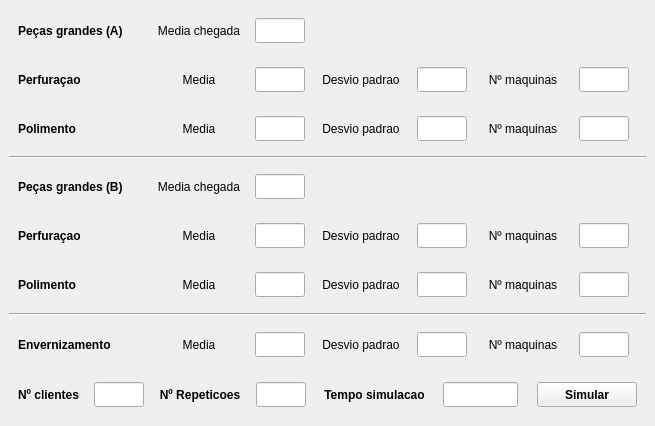
Qt form inputWindow.ui (Goamaral/SCC) before a commit.
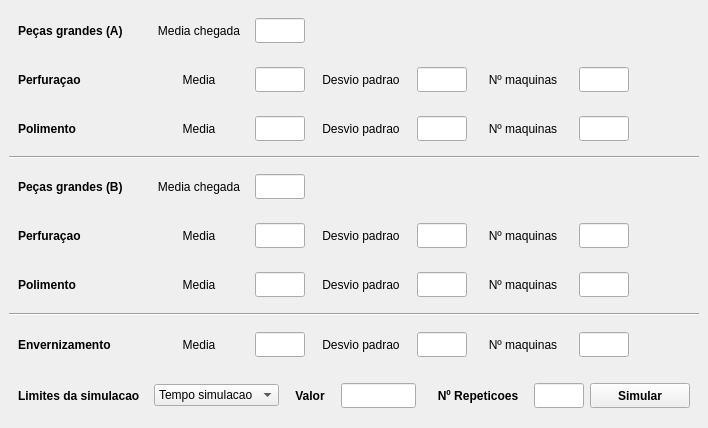
The same form after that commit.

Commit message: Added comboBox for limiting simulation

The edit to the form file:
```diff
--- a/inputWindow.ui
+++ b/inputWindow.ui
@@ -6,8 +6,8 @@
    <rect>
     <x>0</x>
     <y>0</y>
-    <width>655</width>
-    <height>426</height>
+    <width>708</width>
+    <height>428</height>
    </rect>
   </property>
   <property name="windowTitle">
@@ -1276,13 +1276,13 @@
         <widget class="QLabel" name="nameLabel_30">
          <property name="minimumSize">
           <size>
-           <width>70</width>
+           <width>130</width>
            <height>0</height>
           </size>
          </property>
          <property name="maximumSize">
           <size>
-           <width>70</width>
+           <width>130</width>
            <height>16777215</height>
           </size>
          </property>
@@ -1293,7 +1293,7 @@
           </font>
          </property>
          <property name="text">
-          <string>Nº clientes</string>
+          <string>Limites da simulacao</string>
          </property>
          <property name="alignment">
           <set>Qt::AlignLeading|Qt::AlignLeft|Qt::AlignVCenter</set>
@@ -1301,82 +1301,42 @@
         </widget>
        </item>
        <item>
-        <widget class="QLineEdit" name="nClientes">
+        <widget class="QComboBox" name="tipoLimite">
          <property name="minimumSize">
           <size>
-           <width>50</width>
-           <height>25</height>
-          </size>
-         </property>
-         <property name="maximumSize">
-          <size>
-           <width>50</width>
-           <height>25</height>
-          </size>
-         </property>
-         <property name="text">
-          <string/>
-         </property>
-        </widget>
-       </item>
-       <item>
-        <widget class="QLabel" name="nameLabel_29">
-         <property name="minimumSize">
-          <size>
-           <width>100</width>
+           <width>125</width>
            <height>0</height>
           </size>
          </property>
          <property name="maximumSize">
           <size>
-           <width>100</width>
+           <width>125</width>
            <height>16777215</height>
           </size>
          </property>
-         <property name="font">
-          <font>
-           <weight>75</weight>
-           <bold>true</bold>
-          </font>
-         </property>
-         <property name="text">
-          <string>Nº Repeticoes</string>
-         </property>
-         <property name="alignment">
-          <set>Qt::AlignCenter</set>
-         </property>
-        </widget>
-       </item>
-       <item>
-        <widget class="QLineEdit" name="nRepeticoes">
-         <property name="minimumSize">
-          <size>
-           <width>50</width>
-           <height>25</height>
-          </size>
-         </property>
-         <property name="maximumSize">
-          <size>
-           <width>50</width>
-           <height>25</height>
-          </size>
-         </property>
-         <property name="text">
-          <string/>
-         </property>
+         <item>
+          <property name="text">
+           <string>Tempo simulacao</string>
+          </property>
+         </item>
+         <item>
+          <property name="text">
+           <string>Nº Clientes</string>
+          </property>
+         </item>
         </widget>
        </item>
        <item>
         <widget class="QLabel" name="nameLabel_28">
          <property name="minimumSize">
           <size>
-           <width>125</width>
+           <width>50</width>
            <height>0</height>
           </size>
          </property>
          <property name="maximumSize">
           <size>
-           <width>125</width>
+           <width>50</width>
            <height>16777215</height>
           </size>
          </property>
@@ -1387,7 +1347,7 @@
           </font>
          </property>
          <property name="text">
-          <string>Tempo simulacao</string>
+          <string>Valor</string>
          </property>
          <property name="alignment">
           <set>Qt::AlignCenter</set>
@@ -1426,6 +1386,53 @@
          </property>
         </spacer>
        </item>
+       <item>
+        <widget class="QLabel" name="nameLabel_29">
+         <property name="minimumSize">
+          <size>
+           <width>100</width>
+           <height>0</height>
+          </size>
+         </property>
+         <property name="maximumSize">
+          <size>
+           <width>100</width>
+           <height>16777215</height>
+          </size>
+         </property>
+         <property name="font">
+          <font>
+           <weight>75</weight>
+           <bold>true</bold>
+          </font>
+         </property>
+         <property name="text">
+          <string>Nº Repeticoes</string>
+         </property>
+         <property name="alignment">
+          <set>Qt::AlignCenter</set>
+         </property>
+        </widget>
+       </item>
+       <item>
+        <widget class="QLineEdit" name="nRepeticoes">
+         <property name="minimumSize">
+          <size>
+           <width>50</width>
+           <height>25</height>
+          </size>
+         </property>
+         <property name="maximumSize">
+          <size>
+           <width>50</width>
+           <height>25</height>
+          </size>
+         </property>
+         <property name="text">
+          <string/>
+         </property>
+        </widget>
+       </item>
        <item>
         <widget class="QPushButton" name="botaoSimular">
          <property name="minimumSize">
```
Left out of the diff: 2 changed lines with no effect on the pictures. The commit also changes 4 other files.
